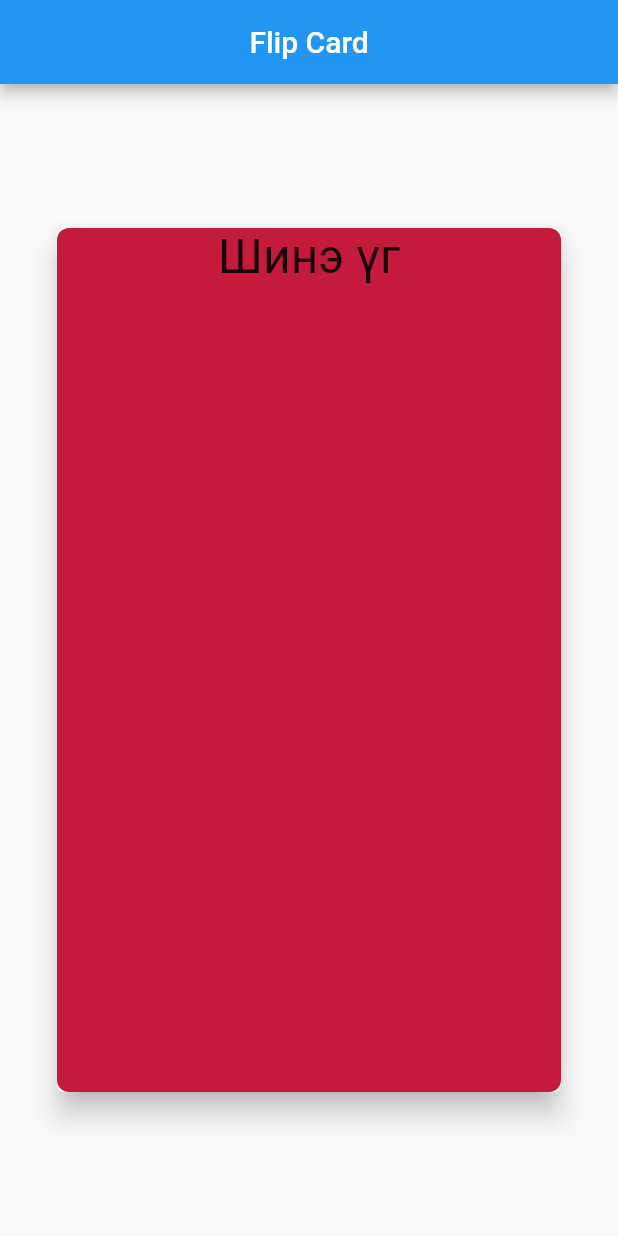
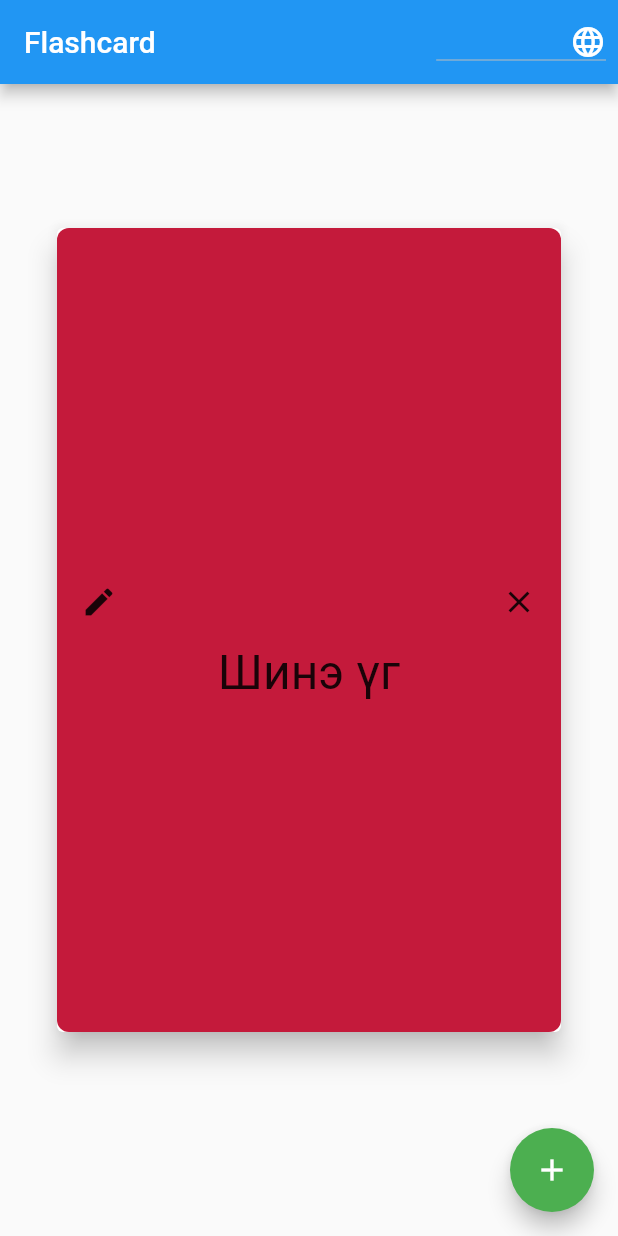
Before and after one commit to zarp1999/flashcard, a Flutter app: the screen it shows after launch, on a phone screen of 412 x 824 dp. Run offline on Flutter 3.47's test engine with Material 2 defaults, Android fonts, the phone set to English and light mode, and no system bars; drawn by our look-alikes of flip_card.

Commit message:
add card and language

```diff
--- /dev/null
+++ b/lib/card.dart
@@ -0,0 +1,83 @@
+import 'package:flutter/material.dart';
+import 'package:flip_card/flip_card.dart';
+
+class card extends StatelessWidget {
+  const card({
+    Key? key,
+  }) : super(key: key);
+
+  @override
+  Widget build(BuildContext context) {
+    return Card(
+      elevation: 8.0,
+      margin: const EdgeInsets.only(
+        top: 96.0,
+        bottom: 136.0,
+        left: 38.0,
+        right: 38.0,
+      ),
+      child: FlipCard(
+        direction: FlipDirection.HORIZONTAL,
+        speed: 1000,
+        front: Container(
+          height: MediaQuery.of(context).size.height,
+          width: MediaQuery.of(context).size.height,
+          decoration: BoxDecoration(
+            color: Color(0xFFC41A3B),
+            borderRadius: BorderRadius.circular(8.0),
+          ),
+          child: Column(
+            mainAxisAlignment: MainAxisAlignment.center,
+            children: [
+              Padding(
+                padding: const EdgeInsets.all(16.0),
+                child: Row(
+                  mainAxisAlignment: MainAxisAlignment.spaceBetween,
+                  children: [
+                    Icon(Icons.create),
+                    Icon(Icons.close),
+                  ],
+                ),
+              ),
+              Container(
+                child: Text(
+                  'Шинэ үг',
+                  style: TextStyle(fontSize: 32.0),
+                ),
+              ),
+            ],
+          ),
+        ),
+        back: Container(
+          height: MediaQuery.of(context).size.height,
+          width: MediaQuery.of(context).size.height,
+          decoration: BoxDecoration(
+            color: Color(0xFFC41A3B),
+            borderRadius: BorderRadius.circular(8.0),
+          ),
+          child: Column(
+            mainAxisAlignment: MainAxisAlignment.center,
+            children: [
+              Padding(
+                padding: const EdgeInsets.all(16.0),
+                child: Row(
+                  mainAxisAlignment: MainAxisAlignment.spaceBetween,
+                  children: [
+                    Icon(Icons.create),
+                    Icon(Icons.close),
+                  ],
+                ),
+              ),
+              Container(
+                child: const Text(
+                  'Утга',
+                  style: TextStyle(fontSize: 32.0),
+                ),
+              ),
+            ],
+          ),
+        ),
+      ),
+    );
+  }
+}
--- /dev/null
+++ b/lib/home_page.dart
@@ -0,0 +1,54 @@
+import 'package:flashcard/language.dart';
+import 'package:flutter/material.dart';
+
+import 'card.dart';
+
+class MyHomePage extends StatefulWidget {
+  const MyHomePage({Key? key}) : super(key: key);
+
+  @override
+  State<MyHomePage> createState() => _MyHomePageState();
+}
+
+class _MyHomePageState extends State<MyHomePage> {
+  String title = "Flip Card";
+  @override
+  Widget build(BuildContext context) {
+    return Scaffold(
+      appBar: AppBar(
+        title: Text('Flashcard'),
+        actions: [
+          Padding(
+            padding: EdgeInsets.all(8.0),
+            child: DropdownButton(
+                icon: Icon(
+                  Icons.language,
+                  color: Colors.white,
+                ),
+                items: Language.languageList()
+                    .map<DropdownMenuItem<Language>>(
+                      (lang) => DropdownMenuItem(
+                        value: lang,
+                        child: Row(
+                          mainAxisAlignment: MainAxisAlignment.spaceAround,
+                          children: [
+                            Text(lang.name),
+                            Text(lang.flag),
+                          ],
+                        ),
+                      ),
+                    )
+                    .toList(),
+                onChanged: (lang) {}),
+          )
+        ],
+      ),
+      body: card(),
+      floatingActionButton: FloatingActionButton(
+        onPressed: () {},
+        backgroundColor: Colors.green,
+        child: const Icon(Icons.add),
+      ),
+    );
+  }
+}
--- /dev/null
+++ b/lib/language.dart
@@ -0,0 +1,15 @@
+class Language {
+  final int id;
+  final String name;
+  final String flag;
+  final String LanguageCode;
+
+  Language(this.id, this.name, this.flag, this.LanguageCode);
+
+  static List<Language> languageList() {
+    return <Language>[
+      Language(1, '🇺🇸', "English", "en"),
+      Language(2, "🇯🇵", "Japanese", "ja"),
+    ];
+  }
+}
--- a/lib/main.dart
+++ b/lib/main.dart
@@ -1,6 +1,5 @@
-import 'package:flip_card/flip_card.dart';
 import 'package:flutter/material.dart';
-import 'package:flutter/widgets.dart';
+import 'home_page.dart';
 
 void main() {
   runApp(MyApp());
@@ -22,69 +21,3 @@ class MyApp extends StatelessWidget {
     );
   }
 }
-
-class MyHomePage extends StatefulWidget {
-  const MyHomePage({Key? key}) : super(key: key);
-
-  @override
-  State<MyHomePage> createState() => _MyHomePageState();
-}
-
-class _MyHomePageState extends State<MyHomePage> {
-  String title = "Flip Card";
-  @override
-  Widget build(BuildContext context) {
-    return Scaffold(
-        appBar: AppBar(
-          title: Text(title),
-          centerTitle: true,
-        ),
-        body: Card(
-          elevation: 8.0,
-          margin: const EdgeInsets.only(
-            top: 96.0,
-            bottom: 96.0,
-            left: 38.0,
-            right: 38.0,
-          ),
-          child: FlipCard(
-            front: Container(
-              height: MediaQuery.of(context).size.height,
-              width: MediaQuery.of(context).size.height,
-              decoration: BoxDecoration(
-                color: Color(0xFFC41A3B),
-                borderRadius: BorderRadius.circular(8.0),
-              ),
-              child: Column(
-                mainAxisAlignment: MainAxisAlignment.start,
-                children: const [
-                  Text(
-                    'Шинэ үг',
-                    style: TextStyle(fontSize: 32.0),
-                  ),
-                ],
-              ),
-            ),
-            back: Container(
-              height: MediaQuery.of(context).size.height,
-              width: MediaQuery.of(context).size.height,
-              decoration: BoxDecoration(
-                color: Color(0xFFC41A3B),
-                borderRadius: BorderRadius.circular(8.0),
-              ),
-              child: Column(
-                mainAxisAlignment: MainAxisAlignment.start,
-                children: [
-                  Container(
-                    child: Text(
-                      'Утга',
-                      style: TextStyle(fontSize: 32.0),
-                    ),
-                  ),
-                ],
-              ),
-            ),
-          ),
-        ));
-  }
-}
--- a/pubspec.yaml
+++ b/pubspec.yaml
@@ -34,6 +34,7 @@ dependencies:
   # The following adds the Cupertino Icons font to your application.
   # Use with the CupertinoIcons class for iOS style icons.
   cupertino_icons: ^1.0.2
+  flip_card: ^0.6.0
 
 dev_dependencies:
   flutter_test:
```
Also changed, not shown: pubspec.lock.
